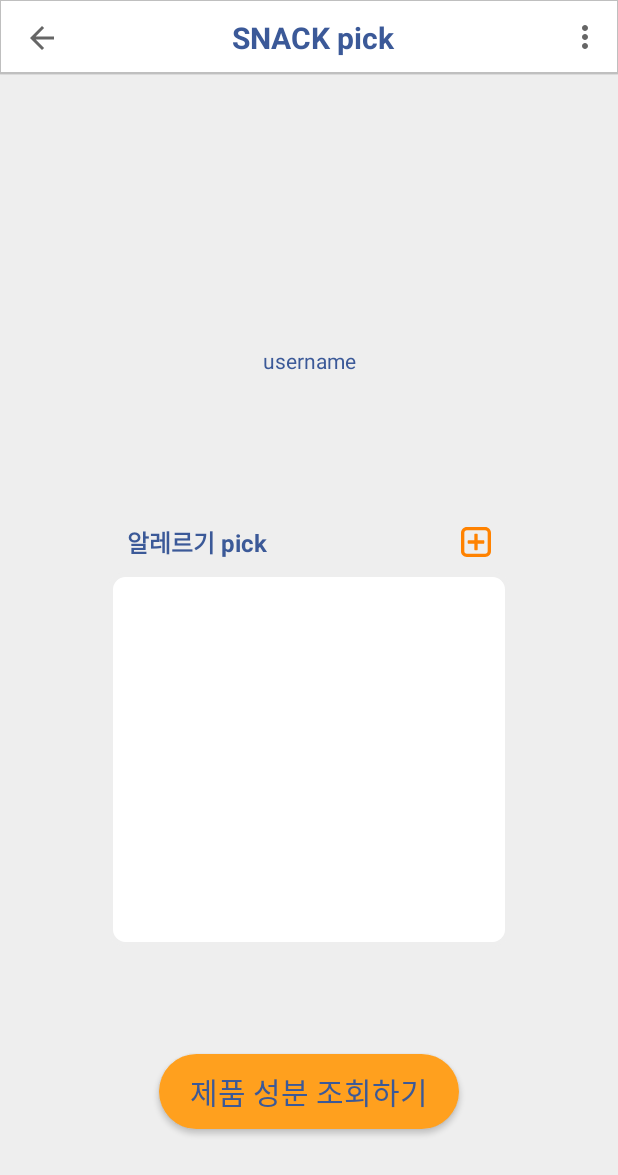
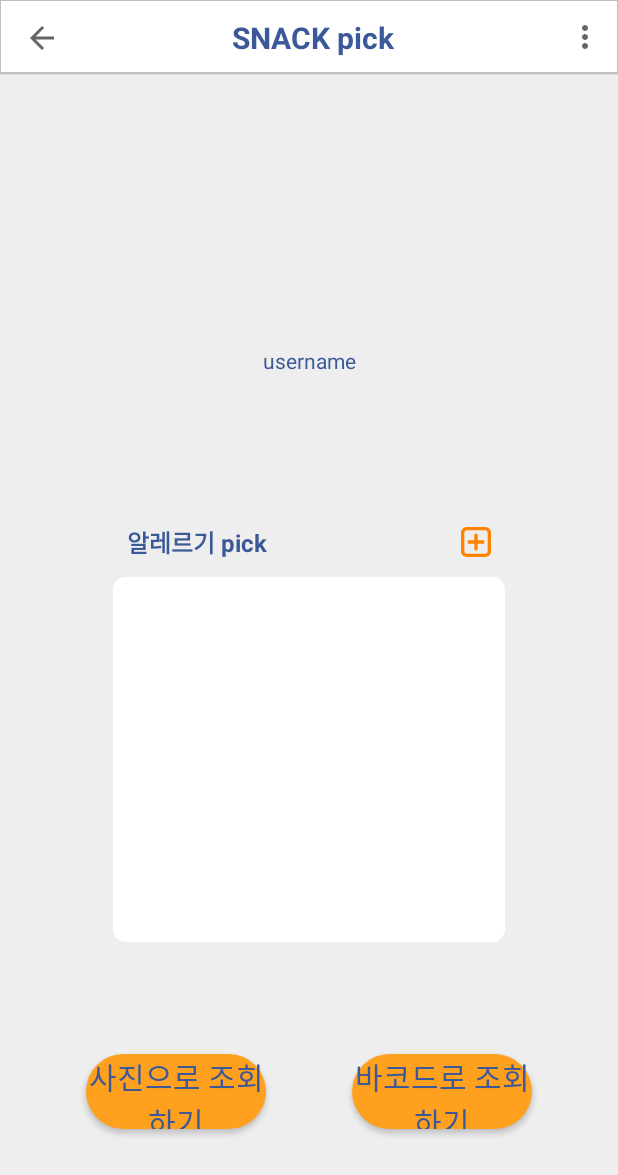
Before and after one commit to weejinhak/VisionAPI_App, an Android app: the MainActivity screen opened directly, with no data from a screen before it, on a phone screen of 412 x 824 dp. Shown: the top 1175 px of the screen. Run offline under Robolectric (Android 15) with nearby library versions, the phone set to English and light mode, and no system bars; our stand-ins replace CircleImageView, Firebase (no records; nobody signed in at launch, a user with empty details on screens opened directly), Picasso; libraries missing offline, so code that uses them is left out: com.facebook, com.facebook.login, com.google.api.client, com.google.api.services; pictures from the network do not load; Roboto replaces fonts that are not available here.

Commit message:
메인 페이지 버튼 추가
바코드 코드 추가하기전

```diff
--- a/app/src/main/res/layout/activity_loading.xml
+++ b/app/src/main/res/layout/activity_loading.xml
@@ -3,8 +3,7 @@
     xmlns:app="http://schemas.android.com/apk/res-auto"
     android:layout_width="match_parent"
     android:layout_height="match_parent"
-    android:background="@drawable/grdient"
-    >
+    android:background="@drawable/grdient">
 
     <TextView
         android:id="@+id/textView"
--- a/app/src/main/res/layout/activity_main.xml
+++ b/app/src/main/res/layout/activity_main.xml
@@ -1,11 +1,12 @@
 <?xml version="1.0" encoding="utf-8"?>
 <android.support.constraint.ConstraintLayout xmlns:android="http://schemas.android.com/apk/res/android"
     xmlns:app="http://schemas.android.com/apk/res-auto"
+    xmlns:tools="http://schemas.android.com/tools"
+    android:id="@+id/layout_main"
     android:layout_width="match_parent"
     android:layout_height="match_parent"
-    android:id="@+id/layout_main"
-    android:theme="@style/AppTheme.NoActionBar"
-    android:background="#EEE">
+    android:background="#EEE"
+    android:theme="@style/AppTheme.NoActionBar">
 
     <!-- top toolbar -->
     <RelativeLayout
@@ -32,7 +33,7 @@
         app:layout_constraintBottom_toTopOf="@+id/my_allergy_listView"
         app:layout_constraintEnd_toEndOf="parent"
         app:layout_constraintStart_toStartOf="parent"
-        app:layout_constraintTop_toTopOf="parent"/>
+        app:layout_constraintTop_toTopOf="parent" />
 
 
     <TextView
@@ -40,9 +41,9 @@
         android:layout_width="wrap_content"
         android:layout_height="wrap_content"
         android:hint="@string/username_hint"
-        android:textColorHint="@color/facebook_color"
         android:textAlignment="center"
         android:textColor="@color/facebook_color"
+        android:textColorHint="@color/facebook_color"
         app:layout_constraintEnd_toStartOf="@+id/guideline3"
         app:layout_constraintStart_toStartOf="@+id/guideline2"
         app:layout_constraintTop_toBottomOf="@+id/profile_photo" />
@@ -54,8 +55,8 @@
         android:layout_height="wrap_content"
         android:layout_marginBottom="8dp"
         android:text="@string/allergy_listBox_title_text"
+        android:textColor="@color/facebook_color"
         android:textSize="16sp"
-        android:textColor="@color/facebook_color"
         android:textStyle="bold"
         app:layout_constraintBottom_toTopOf="@+id/my_allergy_listView"
         app:layout_constraintStart_toEndOf="@+id/guideline2"
@@ -67,10 +68,10 @@
         android:layout_height="20dp"
         android:layout_marginBottom="8dp"
         android:background="@drawable/add_vector"
+        android:contentDescription="@string/allergy_add_button_description"
         app:layout_constraintBottom_toTopOf="@+id/my_allergy_listView"
         app:layout_constraintEnd_toStartOf="@+id/guideline3"
-        app:layout_constraintTop_toTopOf="@+id/allergy_Title_textView"
-        android:contentDescription="@string/allergy_add_button_description" />
+        app:layout_constraintTop_toTopOf="@+id/allergy_Title_textView" />
 
     <ListView
         android:id="@+id/my_allergy_listView"
@@ -89,19 +90,34 @@
 
     <Button
         android:id="@+id/allergy_search_button"
-        android:layout_width="200dp"
+        android:layout_width="120dp"
         android:layout_height="50dp"
         android:layout_marginBottom="8dp"
-        android:layout_marginEnd="8dp"
-        android:layout_marginStart="8dp"
         android:layout_marginTop="8dp"
         android:background="@drawable/rounded"
         android:text="@string/allergy_searchButton_text"
         android:textColor="@color/facebook_color"
         android:textSize="20sp"
         app:layout_constraintBottom_toBottomOf="parent"
+        app:layout_constraintEnd_toStartOf="@+id/allergy_search_button2"
+        app:layout_constraintHorizontal_bias="0.5"
+        app:layout_constraintStart_toStartOf="parent"
+        app:layout_constraintTop_toBottomOf="@+id/my_allergy_listView" />
+
+    <Button
+        android:id="@+id/allergy_search_button2"
+        android:layout_width="120dp"
+        android:layout_height="50dp"
+        android:layout_marginBottom="8dp"
+        android:layout_marginTop="8dp"
+        android:background="@drawable/rounded"
+        android:text="@string/allergy_searchButton_text1"
+        android:textColor="@color/facebook_color"
+        android:textSize="20sp"
+        app:layout_constraintBottom_toBottomOf="parent"
         app:layout_constraintEnd_toEndOf="parent"
-        app:layout_constraintStart_toStartOf="parent"
+        app:layout_constraintHorizontal_bias="0.5"
+        app:layout_constraintStart_toEndOf="@+id/allergy_search_button"
         app:layout_constraintTop_toBottomOf="@+id/my_allergy_listView" />
 
     <android.support.constraint.Guideline
--- a/app/src/main/res/values/strings.xml
+++ b/app/src/main/res/values/strings.xml
@@ -13,7 +13,8 @@
 
     <!--user_Info_String-->
     <string name="allergy_listBox_title_text">알레르기 pick</string>
-    <string name="allergy_searchButton_text">제품 성분 조회하기</string>
+    <string name="allergy_searchButton_text">사진으로 조회하기</string>
+    <string name="allergy_searchButton_text1">바코드로 조회하기</string>
 
     <!--Facebook-->
     <string name="facebook_app_id">2043198459302948</string>
```
